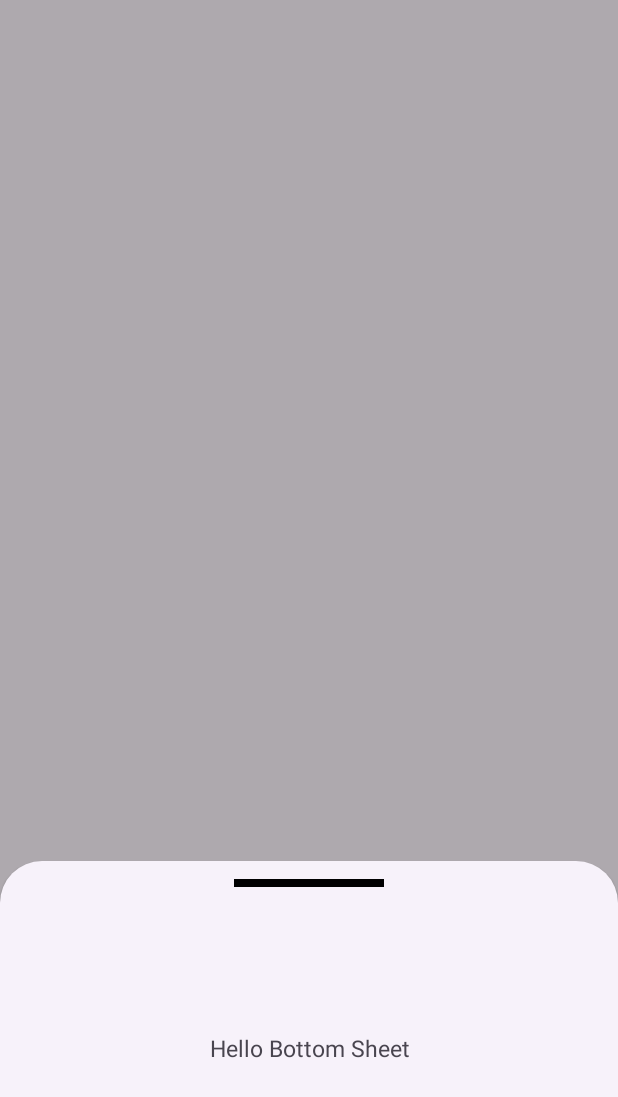
After one commit to deepakcse31/JulyAndroid, an Android app: the fragment CustomBottomSheet placed in its activity, on a phone screen of 412 x 824 dp. The commit adds this screen. Shown: the top 1097 px of the screen. Run offline under Robolectric (Android 15) with nearby library versions, the phone set to English and light mode, and no system bars.

Commit message:
popup and bottom sheet

```diff
--- a/app/src/main/AndroidManifest.xml
+++ b/app/src/main/AndroidManifest.xml
@@ -13,6 +13,12 @@
         android:roundIcon="@mipmap/app_icon_round"
         android:supportsRtl="true"
         android:theme="@style/Theme.JulyAndroid">
+        <activity
+            android:name=".BottomSheetActivity"
+            android:exported="false" />
+        <activity
+            android:name=".PopUpActivity"
+            android:exported="false" />
         <activity
             android:name=".LifeCycleActivity"
             android:exported="false" />
--- /dev/null
+++ b/app/src/main/java/com/example/julyandroid/BottomSheetActivity.java
@@ -0,0 +1,37 @@
+package com.example.julyandroid;
+
+import android.annotation.SuppressLint;
+import android.os.Bundle;
+import android.view.View;
+import android.widget.Button;
+
+import androidx.activity.EdgeToEdge;
+import androidx.appcompat.app.AppCompatActivity;
+import androidx.core.graphics.Insets;
+import androidx.core.view.ViewCompat;
+import androidx.core.view.WindowInsetsCompat;
+
+public class BottomSheetActivity extends AppCompatActivity {
+    Button btnBottom;
+    @SuppressLint("MissingInflatedId")
+    @Override
+    protected void onCreate(Bundle savedInstanceState) {
+        super.onCreate(savedInstanceState);
+        EdgeToEdge.enable(this);
+        setContentView(R.layout.activity_bottom_sheet);
+        btnBottom=findViewById(R.id.btnbottom);
+
+        btnBottom.setOnClickListener(new View.OnClickListener() {
+            @Override
+            public void onClick(View view) {
+                CustomBottomSheet customBottomSheet=new CustomBottomSheet();
+                customBottomSheet.show(getSupportFragmentManager(),customBottomSheet.getTag());
+            }
+        });
+        ViewCompat.setOnApplyWindowInsetsListener(findViewById(R.id.main), (v, insets) -> {
+            Insets systemBars = insets.getInsets(WindowInsetsCompat.Type.systemBars());
+            v.setPadding(systemBars.left, systemBars.top, systemBars.right, systemBars.bottom);
+            return insets;
+        });
+    }
+}
--- /dev/null
+++ b/app/src/main/java/com/example/julyandroid/CustomBottomSheet.java
@@ -0,0 +1,24 @@
+package com.example.julyandroid;
+
+import android.os.Bundle;
+import android.view.LayoutInflater;
+import android.view.View;
+import android.view.ViewGroup;
+
+import androidx.annotation.NonNull;
+import androidx.annotation.Nullable;
+
+import com.google.android.material.bottomsheet.BottomSheetDialogFragment;
+
+public class CustomBottomSheet extends BottomSheetDialogFragment {
+
+    @Nullable
+    @Override
+    public View onCreateView(@NonNull LayoutInflater inflater, @Nullable ViewGroup container, @Nullable Bundle savedInstanceState) {
+        return inflater.inflate(R.layout.custom_bottom_sheet,container,false);
+    }
+    @Override
+    public void onViewCreated(@NonNull View view, @Nullable Bundle savedInstanceState) {
+        super.onViewCreated(view, savedInstanceState);
+    }
+}
--- a/app/src/main/java/com/example/julyandroid/SplashActivity.java
+++ b/app/src/main/java/com/example/julyandroid/SplashActivity.java
@@ -27,7 +27,7 @@ public class SplashActivity extends AppCompatActivity {
                 String loginstatus=sharedPreferences.getString("loginstatus","false");
                 if (loginstatus.equals("true"))
                 {
-                    Intent intent=new Intent(getApplicationContext(),LifeCycleActivity.class);
+                    Intent intent=new Intent(getApplicationContext(),BottomSheetActivity.class);
                     startActivity(intent);
                 }else {
                     Intent intent=new Intent(getApplicationContext(),LoginActivity.class);
--- /dev/null
+++ b/app/src/main/res/layout/activity_bottom_sheet.xml
@@ -0,0 +1,21 @@
+<?xml version="1.0" encoding="utf-8"?>
+<androidx.constraintlayout.widget.ConstraintLayout xmlns:android="http://schemas.android.com/apk/res/android"
+    xmlns:app="http://schemas.android.com/apk/res-auto"
+    xmlns:tools="http://schemas.android.com/tools"
+    android:id="@+id/main"
+    android:layout_width="match_parent"
+    android:layout_height="match_parent"
+    tools:context=".BottomSheetActivity">
+
+    <Button
+        android:layout_width="match_parent"
+        android:layout_height="wrap_content"
+        app:layout_constraintBottom_toBottomOf="parent"
+        app:layout_constraintStart_toStartOf="parent"
+        app:layout_constraintEnd_toEndOf="parent"
+        android:layout_marginHorizontal="20dp"
+        android:layout_marginBottom="20dp"
+        android:text="Open Bottom Sheet"
+        android:id="@+id/btnbottom"
+        />
+</androidx.constraintlayout.widget.ConstraintLayout>
--- /dev/null
+++ b/app/src/main/res/layout/custom_bottom_sheet.xml
@@ -0,0 +1,29 @@
+<?xml version="1.0" encoding="utf-8"?>
+<androidx.constraintlayout.widget.ConstraintLayout xmlns:android="http://schemas.android.com/apk/res/android"
+    android:layout_width="match_parent"
+    android:layout_height="200dp"
+    xmlns:app="http://schemas.android.com/apk/res-auto">
+
+
+    <View
+        android:layout_width="100dp"
+        android:layout_height="5dp"
+        app:layout_constraintTop_toTopOf="parent"
+        app:layout_constraintStart_toStartOf="parent"
+        app:layout_constraintEnd_toEndOf="parent"
+        android:backgroundTint="@color/black"
+        android:background="@color/black"
+        android:layout_marginTop="12dp"
+        />
+    <TextView
+        android:layout_width="wrap_content"
+        android:layout_height="250dp"
+        app:layout_constraintTop_toTopOf="parent"
+        app:layout_constraintStart_toStartOf="parent"
+        app:layout_constraintEnd_toEndOf="parent"
+        app:layout_constraintBottom_toBottomOf="parent"
+        android:text="Hello Bottom Sheet"
+        android:textSize="15dp"
+        android:gravity="center"
+        />
+</androidx.constraintlayout.widget.ConstraintLayout>
```
Also changed, not shown: app/src/main/java/com/example/julyandroid/PopUpActivity.java (added, +41 -0 lines), app/src/main/res/layout/activity_pop_up.xml (added, +21 -0 lines), app/src/main/res/layout/custom_pop.xml (added, +19 -0 lines).
